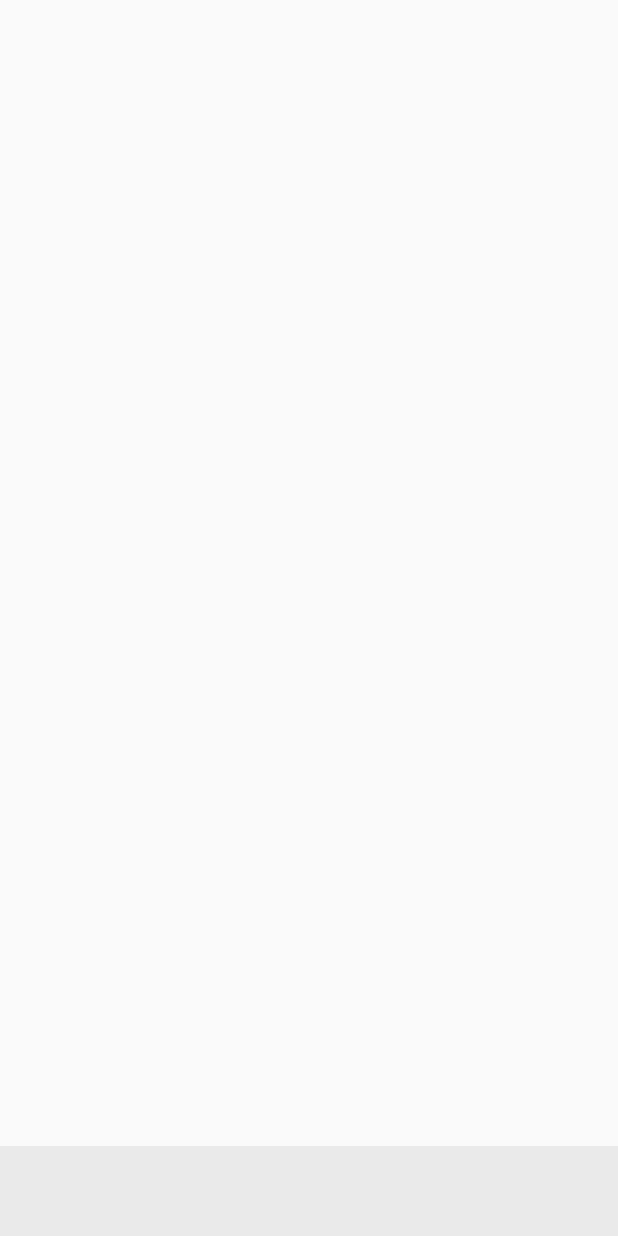
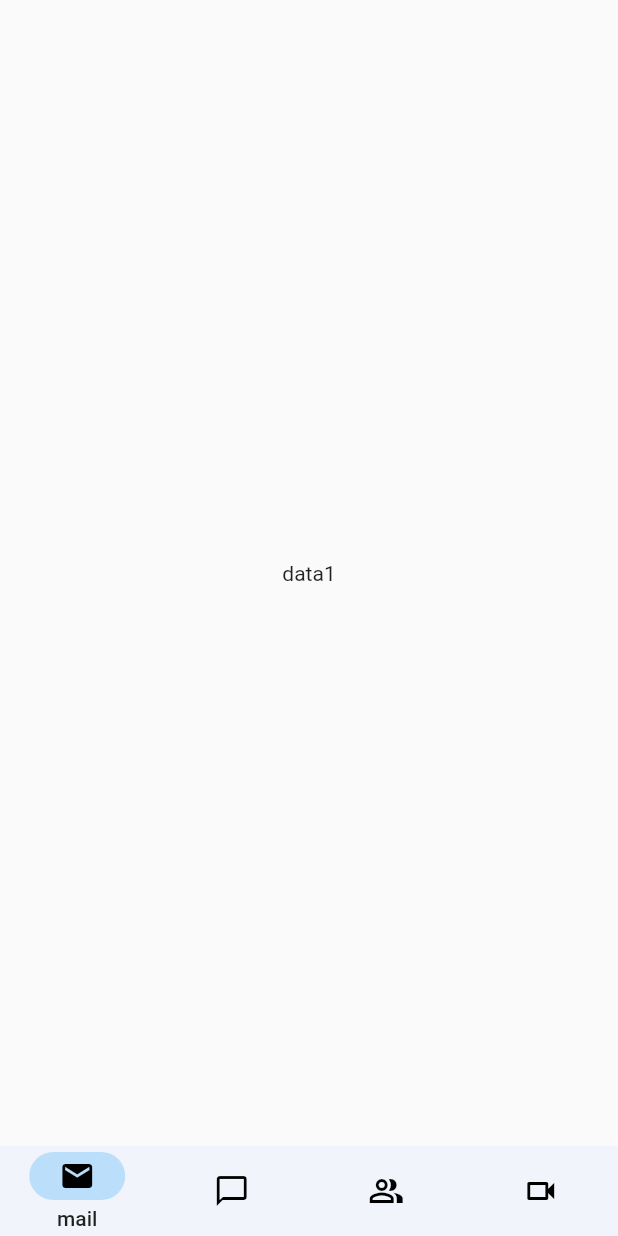
Before and after one commit to Danishbansal-cmd/bottom_navigation_bar, a Flutter app: the screen it shows after launch, on a phone screen of 412 x 824 dp. Run offline on Flutter 3.47's test engine with Material 2 defaults, Android fonts, the phone set to English and light mode, and no system bars.

Commit message:
some changes

```diff
--- a/lib/main.dart
+++ b/lib/main.dart
@@ -29,17 +29,79 @@ class MyApp extends StatelessWidget {
   }
 }
 
-class HomePage extends StatelessWidget {
-  const HomePage({ Key? key }) : super(key: key);
+class HomePage extends StatefulWidget {
+  HomePage({Key? key}) : super(key: key);
+
+  @override
+  State<HomePage> createState() => _HomePageState();
+}
+
+class _HomePageState extends State<HomePage> {
+  int index = 0;
+
+  final screens = [
+    Center(
+      child: Text("data1"),
+    ),
+    Center(
+      child: Text("data2"),
+    ),
+    Center(
+      child: Text("data3"),
+    ),
+    Center(
+      child: Text("data4"),
+    ),
+  ];
 
   @override
   Widget build(BuildContext context) {
     return Scaffold(
+      body: screens[index],
       bottomNavigationBar: NavigationBarTheme(
-        data: NavigationBarThemeData(indicatorColor: Colors.blue.shade100,),
-        child: NavigationBar(height: 60,destinations: [
+        data: NavigationBarThemeData(
+          indicatorColor: Colors.blue.shade100,
+          labelTextStyle: MaterialStateProperty.all(
+            const TextStyle(
+              fontWeight: FontWeight.w500,
+              fontSize: 14,
+            ),
+          ),
+        ),
+        child: NavigationBar(
+            height: 60,
+            backgroundColor: Color(0xFFf1f5fb),
+            selectedIndex: index,
+            onDestinationSelected: (index) {
+              setState(() {
+                this.index = index;
+              });
+            },
 
-        ]),
+            labelBehavior: NavigationDestinationLabelBehavior.onlyShowSelected,
+            animationDuration: const Duration(milliseconds: 1500),
+            destinations: const [
+              NavigationDestination(
+                icon: Icon(Icons.mail_outline),
+                selectedIcon: Icon(Icons.email),
+                label: 'mail',
+              ),
+              NavigationDestination(
+                icon: Icon(Icons.chat_bubble_outline),
+                selectedIcon: Icon(Icons.chat_bubble),
+                label: 'chat',
+              ),
+              NavigationDestination(
+                icon: Icon(Icons.people_alt_outlined),
+                selectedIcon: Icon(Icons.people),
+                label: 'spaces',
+              ),
+              NavigationDestination(
+                icon: Icon(Icons.videocam_outlined),
+                selectedIcon: Icon(Icons.videocam),
+                label: 'meet',
+              ),
+            ]),
       ),
     );
   }
```
